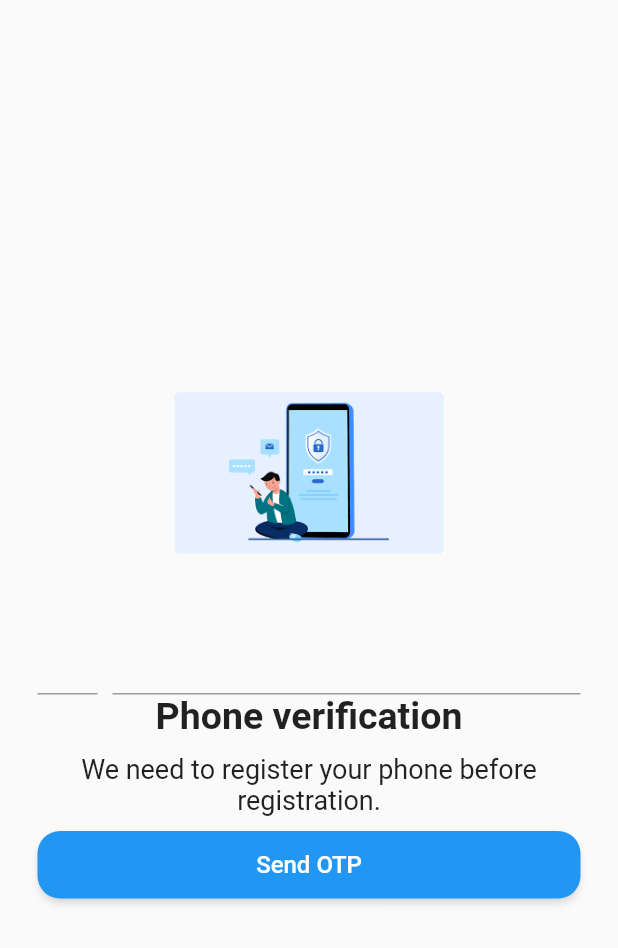
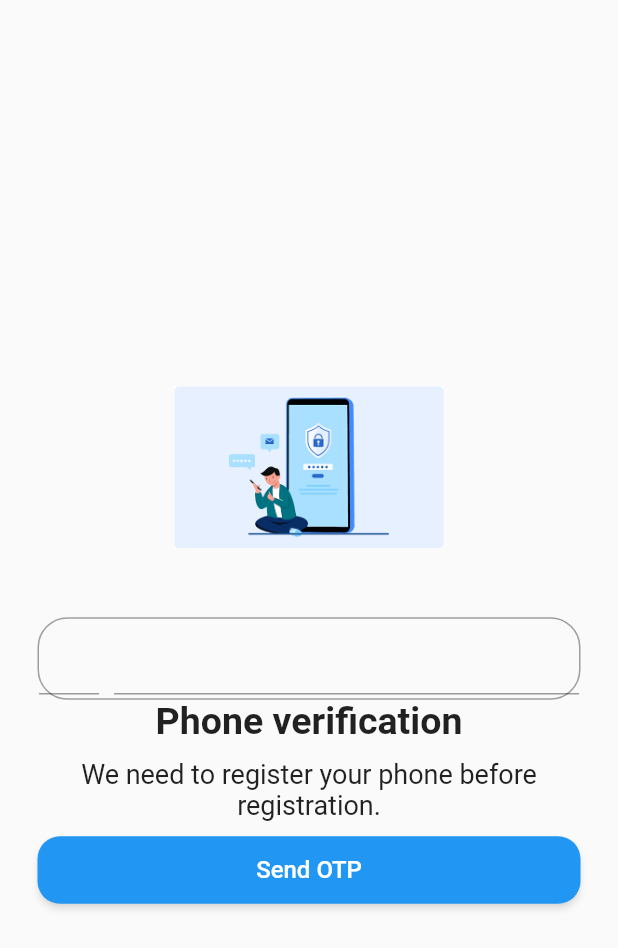
Before and after one commit to kirtijangid/Phone_Auth, a Flutter app: the screen it shows after launch, on a phone screen of 412 x 824 dp. Shown: the top 948 px of the screen. Run offline on Flutter 3.47's test engine with Material 2 defaults, Android fonts, the phone set to English and light mode, and no system bars.

Commit message:
adding decoration to the container

```diff
--- a/lib/pg1_phone.dart
+++ b/lib/pg1_phone.dart
@@ -26,18 +26,24 @@ class _PhonePage1State extends State<PhonePage1> {
               height: 10,
             ),
             Container(
+              height: 55,
+              decoration: BoxDecoration(
+                  border: Border.all(width: 1,
+                   color: Colors.grey),
+                   borderRadius: BorderRadius.circular(20)
+                   ),
               child: Row(
                 children: [
                   SizedBox(
                     width: 40,
                     child: TextField(),
                   ),
-                SizedBox(width: 10,),
+                  SizedBox(
+                    width: 10,
+                  ),
                   Expanded(
-
                     child: TextField(),
                   )
-
                 ],
               ),
             ),
```
Lines whose indentation alone changed are shown as unchanged.
